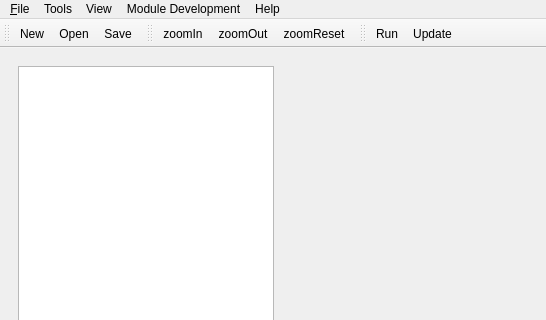
Above: src/libdynamind-gui/dmmainwindow.ui from iut-ibk/P8-WSC-GUI before the change; both pictures show x 0 to 546 and y 0 to 320 of the 932 by 756 pixel window. Below: the same form after it.
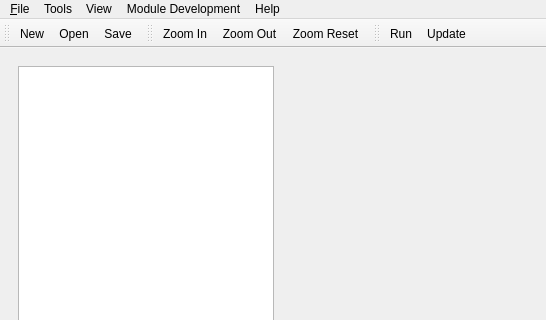
That is the form after the change. Icons and pictures are not drawn.

Commit message: changed a few typos in the menus the support menu in the help bar now shows a window when opened

The edit to the form file:
```diff
--- a/src/libdynamind-gui/dmmainwindow.ui
+++ b/src/libdynamind-gui/dmmainwindow.ui
@@ -746,7 +746,7 @@
      <normaloff>:/Icons/ressources/stock_zoom-in.png</normaloff>:/Icons/ressources/stock_zoom-in.png</iconset>
    </property>
    <property name="text">
-    <string>zoomIn</string>
+    <string>Zoom In</string>
    </property>
    <property name="shortcut">
     <string>Ctrl++</string>
@@ -758,7 +758,7 @@
      <normaloff>:/Icons/ressources/stock_zoom-out.png</normaloff>:/Icons/ressources/stock_zoom-out.png</iconset>
    </property>
    <property name="text">
-    <string>zoomOut</string>
+    <string>Zoom Out</string>
    </property>
    <property name="shortcut">
     <string>Ctrl+-</string>
@@ -770,7 +770,7 @@
      <normaloff>:/Icons/ressources/stock_zoom-page.png</normaloff>:/Icons/ressources/stock_zoom-page.png</iconset>
    </property>
    <property name="text">
-    <string>zoomReset</string>
+    <string>Zoom Reset</string>
    </property>
   </action>
   <action name="actionImport">
```
Left out of the diff: 16 changed lines with no effect on the pictures. The commit also changes 2 other files.
